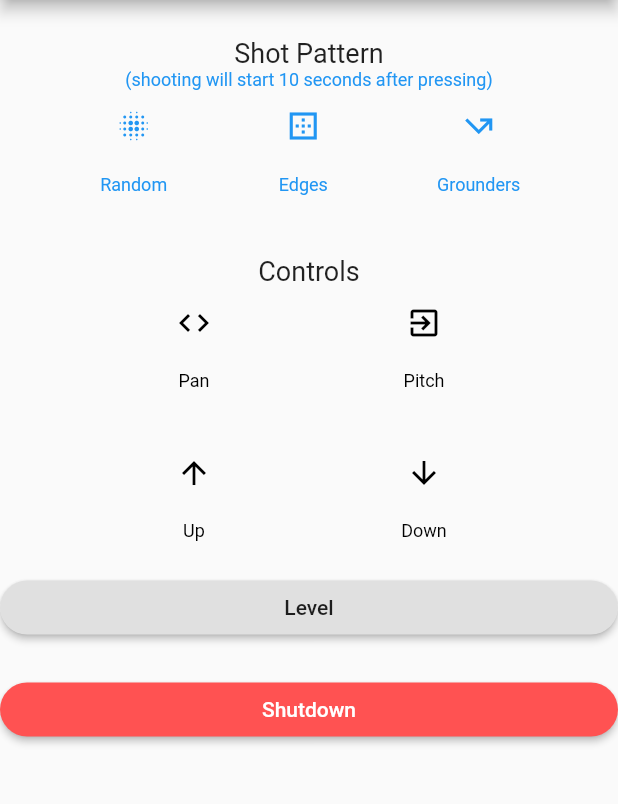
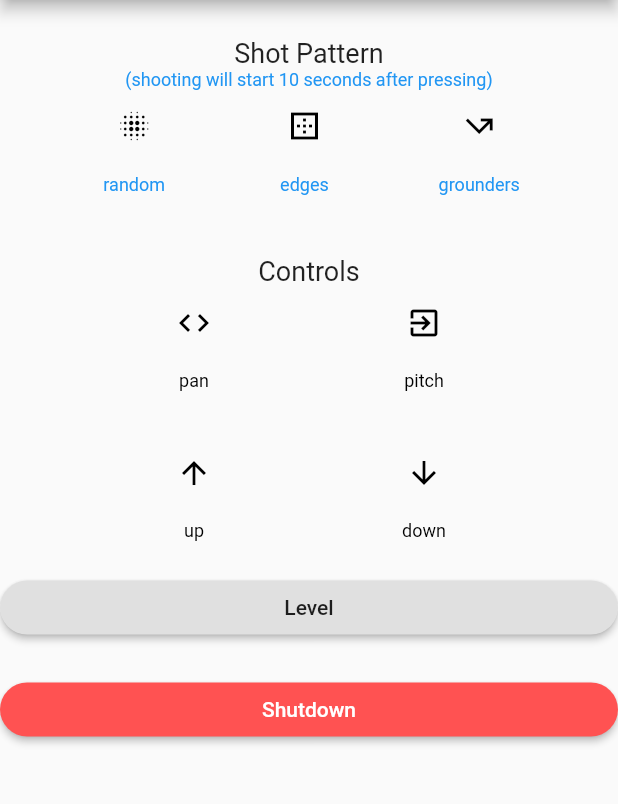
Before and after one commit to fyafighter/shotbot, a Flutter app: the screen it shows after launch, on a phone screen of 412 x 824 dp, the part 84-888 px from its top. Run offline on Flutter 3.47's test engine with Material 2 defaults, Android fonts, the phone set to English and light mode, and no system bars.

Commit message:
Buttons pretty much do what I think they should. Also added http

```diff
--- a/shotbot_app/lib/main.dart
+++ b/shotbot_app/lib/main.dart
@@ -1,13 +1,4 @@
 import 'package:flutter/material.dart';
-
-//RANDOM MODE blur_on → const IconData
-//const IconData(58277, fontFamily: 'MaterialIcons')
-
-//Edges: border_outer → const IconData
-//const IconData(57903, fontFamily: 'MaterialIcons')
-
-//Grounders: border_bottom → const IconData
-//const IconData(57897, fontFamily: 'MaterialIcons')
 void main() => runApp(ShotbotApp());
 
 class ShotbotApp extends StatelessWidget {
@@ -37,12 +28,11 @@ class _ShotbotPageState extends State<ShotbotPage> {
   int _counter = 0;
   bool _connected = false;
 
-  var modes = {
+
+  var _buttons = {
     'random': false,
     'edges': false,
     'grounders': false,
-  };
-  var relays = {
     'pan': false,
     'pitch': false,
     'up': false,
@@ -63,15 +53,32 @@ class _ShotbotPageState extends State<ShotbotPage> {
     });
   }
 
+  Color _getColor(name){
+    if (_buttons[name]) return Colors.blue;
+    else return Colors.black;
+  }
+
+  void _onPress(name){
+    setState(() {
+      if (_buttons[name]) _buttons[name] = false;
+      else _buttons[name] = true;
+    });
+  }
+
+  @override
+  initState() {
+    super.initState();
+  }
+
   @override
   Widget build(BuildContext context) {
     Widget buttonSection = Container(
       child: Row(
         mainAxisAlignment: MainAxisAlignment.spaceEvenly,
         children: [
-          _buildButtonColumn(color, Icons.blur_on, 'Random'),
-          _buildButtonColumn(color, Icons.border_outer, 'Edges'),
-          _buildButtonColumn(color, Icons.call_missed_outgoing, 'Grounders'),
+          _buildButtonColumn(color, Icons.blur_on, 'random'),
+          _buildButtonColumn(color, Icons.border_outer, 'edges'),
+          _buildButtonColumn(color, Icons.call_missed_outgoing, 'grounders'),
         ],
       ),
     );
@@ -80,8 +87,8 @@ class _ShotbotPageState extends State<ShotbotPage> {
       child: Row(
         mainAxisAlignment: MainAxisAlignment.spaceEvenly,
         children: [
-          _buildButtonColumn(Colors.black, Icons.code, 'Pan'),
-          _buildButtonColumn(Colors.black, Icons.exit_to_app, 'Pitch'),
+          _buildButtonColumn(Colors.black, Icons.code, 'pan'),
+          _buildButtonColumn(Colors.black, Icons.exit_to_app, 'pitch'),
         ],
       ),
     );
@@ -90,8 +97,8 @@ class _ShotbotPageState extends State<ShotbotPage> {
       child: Row(
         mainAxisAlignment: MainAxisAlignment.spaceEvenly,
         children: [
-          _buildButtonColumn(Colors.black, Icons.arrow_upward, 'Up'),
-          _buildButtonColumn(Colors.black, Icons.arrow_downward, 'Down'),
+          _buildButtonColumn(Colors.black, Icons.arrow_upward, 'up'),
+          _buildButtonColumn(Colors.black, Icons.arrow_downward, 'down'),
         ],
       ),
     );
@@ -171,9 +178,10 @@ class _ShotbotPageState extends State<ShotbotPage> {
       children: [
         IconButton(
               icon: Icon(icon),
-              color: color,
+              color: _getColor(label),
               tooltip: 'label',
               onPressed: () {
+                _onPress(label);
               },
             ),
         Container(
--- a/shotbot_app/pubspec.yaml
+++ b/shotbot_app/pubspec.yaml
@@ -19,10 +19,10 @@ environment:
 dependencies:
   flutter:
     sdk: flutter
-
   # The following adds the Cupertino Icons font to your application.
   # Use with the CupertinoIcons class for iOS style icons.
   cupertino_icons: ^0.1.2
+  http: ^0.12.0+2
 
 dev_dependencies:
   flutter_test:
```
Also changed, not shown: shotbot_app/pubspec.lock.
